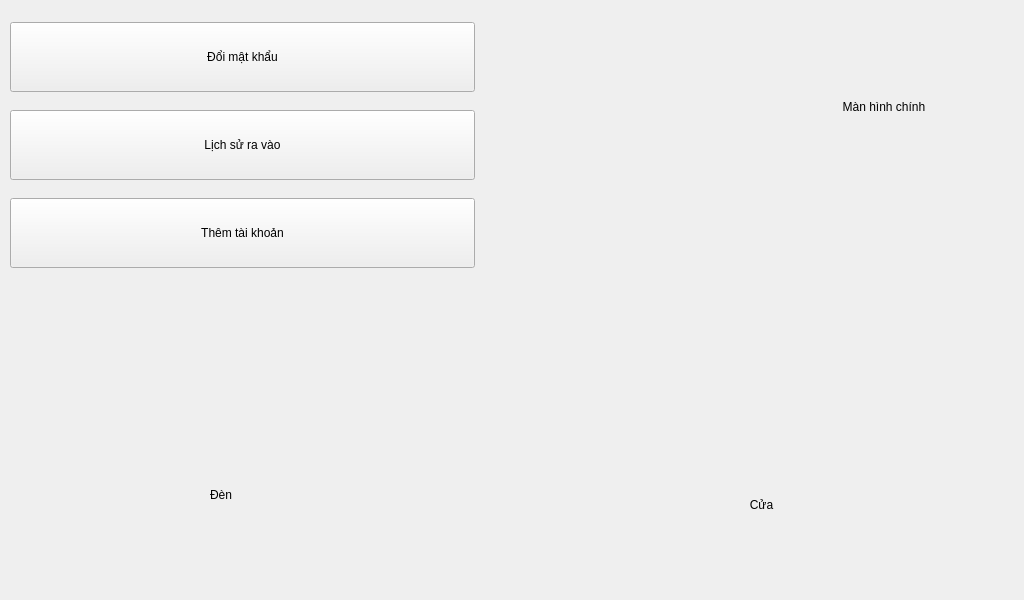
Qt form door.ui (minhnt29/Graduation_GUI) before a commit.
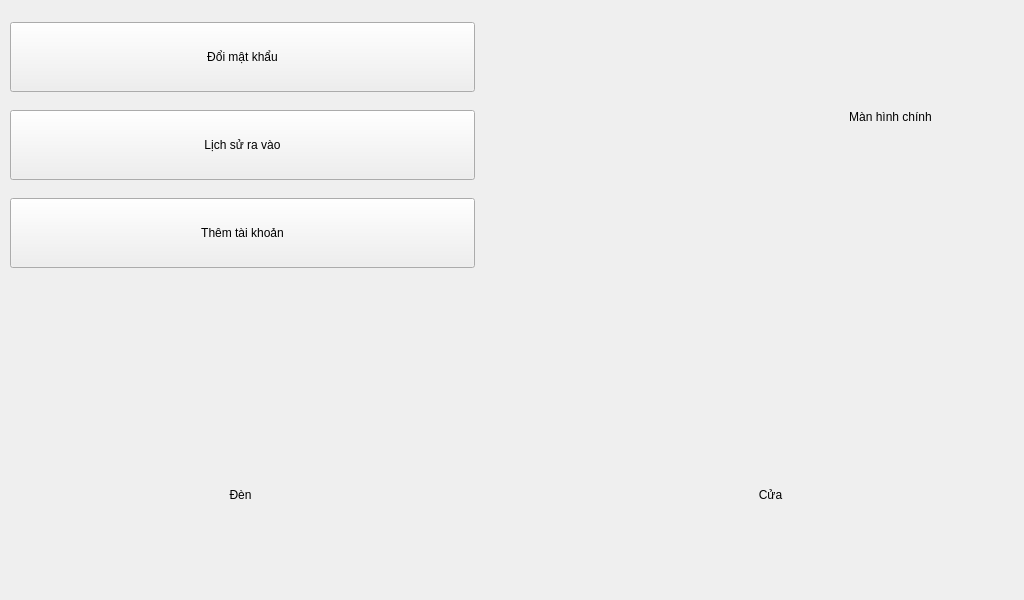
The same form after that commit. Icons and pictures are not drawn.

Patch:
```diff
--- a/door.ui
+++ b/door.ui
@@ -174,10 +174,10 @@
   <widget class="QLabel" name="label_Home">
    <property name="geometry">
     <rect>
-     <x>830</x>
-     <y>100</y>
-     <width>108</width>
-     <height>22</height>
+     <x>800</x>
+     <y>110</y>
+     <width>181</width>
+     <height>41</height>
     </rect>
    </property>
    <property name="text">
@@ -192,7 +192,7 @@
     <rect>
      <x>130</x>
      <y>420</y>
-     <width>182</width>
+     <width>221</width>
      <height>150</height>
     </rect>
    </property>
@@ -229,9 +229,9 @@
   <widget class="QPushButton" name="pushButton_Door">
    <property name="geometry">
     <rect>
-     <x>670</x>
-     <y>430</y>
-     <width>183</width>
+     <x>660</x>
+     <y>420</y>
+     <width>221</width>
      <height>150</height>
     </rect>
    </property>
```
